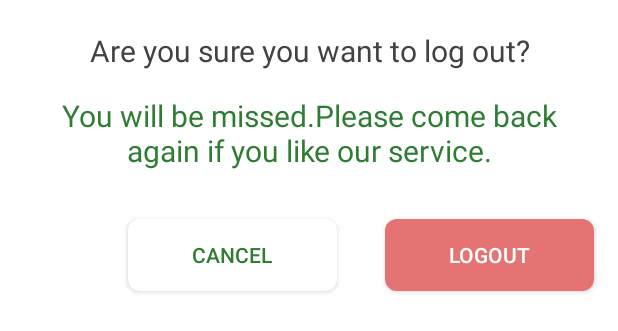
After one commit to shakiz/Barivara, an Android app: the layout logout_confirmation_layout.xml on its own in the app's theme, with its tools: preview values and no code run, on a phone screen of 412 x 824 dp. The commit adds this screen. Shown: the top 331 px of the screen. Run offline under Robolectric (Android 15) with nearby library versions, the phone set to English and light mode, and no system bars.

Commit message:
release 10 and logout manager

```diff
--- /dev/null
+++ b/app/src/main/res/drawable/rectangle_light_red.xml
@@ -0,0 +1,14 @@
+<?xml version="1.0" encoding="utf-8"?>
+<layer-list xmlns:android = "http://schemas.android.com/apk/res/android">
+
+    <item>
+        <shape android:shape = "rectangle" >
+            <solid android:color = "@color/md_red_300" />
+
+            <corners
+                android:radius="8dp"/>
+
+        </shape>
+
+    </item>
+</layer-list >
--- a/app/src/main/res/layout/activity_main.xml
+++ b/app/src/main/res/layout/activity_main.xml
@@ -248,10 +248,11 @@
                             android:layout_height="wrap_content"
                             android:layout_marginBottom="8dp"
                             android:layout_marginRight="16dp"
+                            android:drawableLeft="@drawable/ic_chart"
+                            android:drawablePadding="4dp"
                             android:clickable="true"
                             android:foreground="?attr/selectableItemBackgroundBorderless"
                             android:ellipsize="end"
-                            android:drawablePadding="4dp"
                             android:maxLines="1"
                             android:padding="2dp"
                             android:text="@string/details_here"
--- /dev/null
+++ b/app/src/main/res/layout/logout_confirmation_layout.xml
@@ -0,0 +1,86 @@
+<?xml version="1.0" encoding="utf-8"?>
+<RelativeLayout xmlns:android="http://schemas.android.com/apk/res/android"
+    android:layout_width="match_parent"
+    android:layout_height="wrap_content"
+    android:background="@color/md_white_1000"
+    xmlns:app="http://schemas.android.com/apk/res-auto">
+
+    <TextView
+        android:id="@+id/logoutConfirmationText"
+        android:layout_width="match_parent"
+        android:layout_height="wrap_content"
+        android:layout_marginTop="16dp"
+        android:layout_marginLeft="16dp"
+        android:layout_marginRight="16dp"
+        android:text="@string/logout_confirmation"
+        android:gravity="center"
+        android:paddingTop="4dp"
+        android:paddingBottom="4dp"
+        android:textColor="@color/md_grey_800"
+        android:textSize="20sp"/>
+
+    <TextView
+        android:id="@+id/logoutSadText"
+        android:layout_below="@id/logoutConfirmationText"
+        android:layout_width="match_parent"
+        android:layout_height="wrap_content"
+        android:layout_marginTop="8dp"
+        android:layout_marginLeft="16dp"
+        android:layout_marginRight="16dp"
+        android:text="@string/logout_sad_text"
+        android:gravity="center"
+        android:paddingTop="4dp"
+        android:paddingBottom="4dp"
+        android:textColor="@color/md_green_800"
+        android:textSize="20sp"/>
+
+
+    <LinearLayout
+        android:layout_width="match_parent"
+        android:layout_height="wrap_content"
+        android:layout_below="@id/logoutSadText"
+        android:orientation="horizontal"
+        android:layout_marginBottom="32dp"
+        android:layout_marginTop="24dp"
+        android:weightSum="2">
+
+        <View
+            android:layout_width="0dp"
+            android:layout_weight=".4"
+            android:layout_height="1dp"/>
+
+        <Button
+            android:id="@+id/cancelButton"
+            android:layout_width="0dp"
+            android:layout_weight=".8"
+            android:layout_height="48dp"
+            android:text="@string/cancel"
+            android:layout_marginRight="16dp"
+            android:layout_marginLeft="16dp"
+            android:layout_marginTop="4dp"
+            android:layout_marginBottom="4dp"
+            android:textAllCaps="true"
+            android:clickable="true"
+            android:textColor="@color/md_green_800"
+            android:background="@drawable/rectangle_white"
+            android:focusable="true" />
+
+        <Button
+            android:id="@+id/logoutButton"
+            android:layout_width="0dp"
+            android:layout_weight=".8"
+            android:layout_height="48dp"
+            android:text="@string/logout"
+            android:layout_marginRight="16dp"
+            android:layout_marginLeft="16dp"
+            android:layout_marginTop="4dp"
+            android:layout_marginBottom="4dp"
+            android:textAllCaps="true"
+            android:clickable="true"
+            android:textColor="@color/md_white_1000"
+            android:background="@drawable/rectangle_light_red"
+            android:focusable="true" />
+
+    </LinearLayout>
+
+</RelativeLayout>
--- a/app/src/main/res/values/strings.xml
+++ b/app/src/main/res/values/strings.xml
@@ -177,4 +177,9 @@
     <string name="registration_unsucccessful">Registration was unsuccessful</string>
     <string name="password_must_be_six_character">Password must be six(6) character long</string>
     <string name="password_validation">Password field is missing data</string>
+    <string name="logout">Logout</string>
+    <string name="cancel">Cancel</string>
+    <string name="logout_confirmation">Are you sure you want to log out?</string>
+    <string name="logout_sad_text">You will be missed.Please come back again if you like our service.</string>
+    <string name="logged_out_successfully">Successfully logged out</string>
 </resources>
```
Also changed, not shown: app/build.gradle (+13 -13 lines), app/src/main/java/com/shakil/barivara/activities/onboard/MainActivity.java (+50 -14 lines), app/src/main/res/drawable/ic_chart.xml (added, +10 -0 lines), app/src/main/res/drawable/ic_logout.xml (added, +10 -0 lines), app/src/main/res/menu/toolbar_menu.xml (+7 -0 lines), 1 other file.
